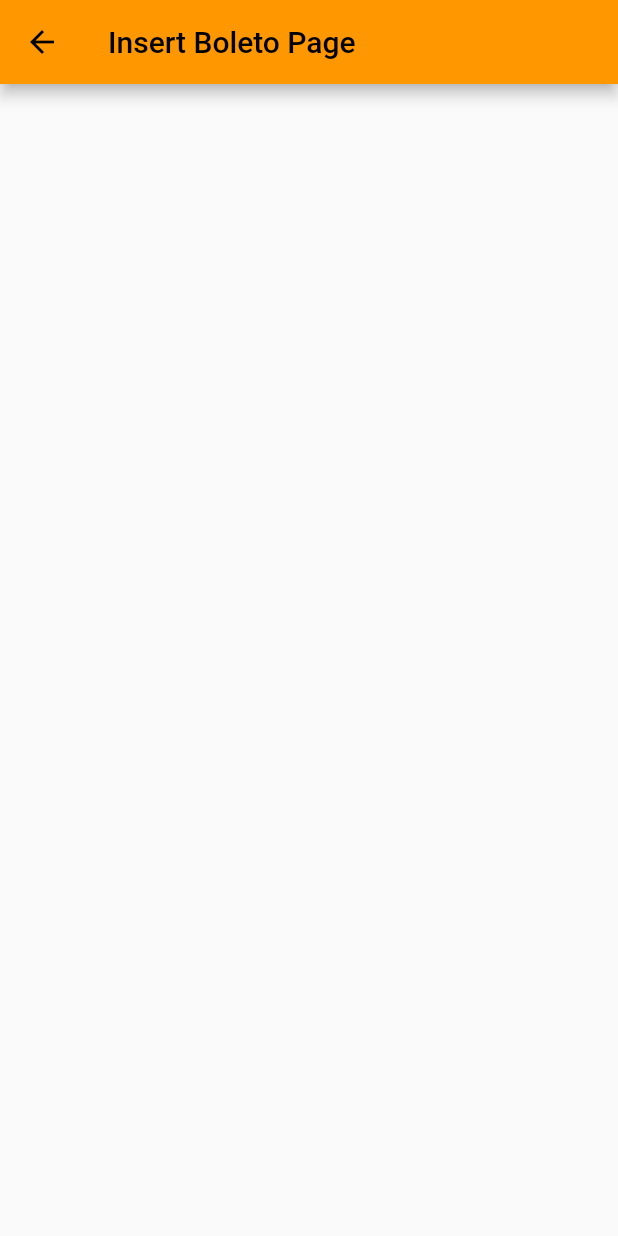
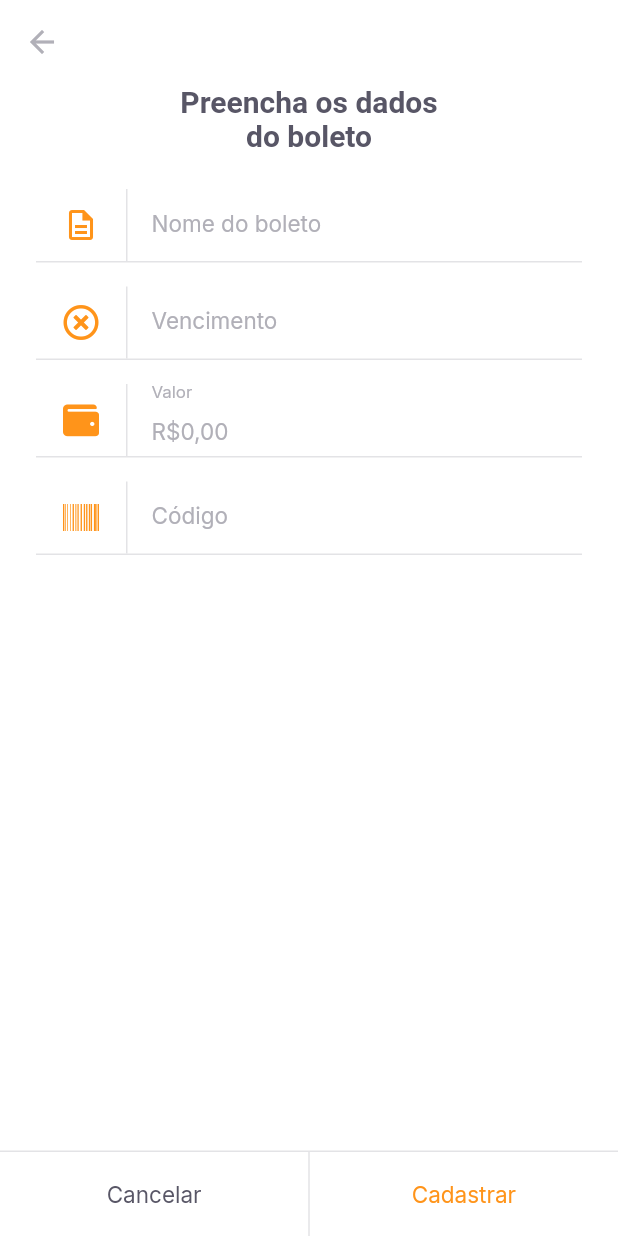
Before and after one commit to Mavinier/payflow, a Flutter app: the InsertBoletoPage screen opened by its route, on a phone screen of 412 x 824 dp. Run offline on Flutter 3.47's test engine with Material 2 defaults, Android fonts, the phone set to English and light mode, and no system bars; our stand-ins replace camera, firebase_core, flutter_masked_text2, font_awesome_flutter, google_fonts, google_sign_in and 2 more; missing offline and left inert: google_ml_kit; accounts and stored records are empty.

Commit message:
tela para inserir os dados do boleto

```diff
--- a/lib/modules/home/home_page.dart
+++ b/lib/modules/home/home_page.dart
@@ -68,7 +68,8 @@ class _HomePageState extends State<HomePage> {
                 icon: Icon(Icons.home, color: AppColors.primary)),
             GestureDetector(
               onTap: () {
-                Navigator.pushNamed(context, "/barcode_scanner");
+                // Navigator.pushNamed(context, "/barcode_scanner");
+                Navigator.pushNamed(context, "/insert_boleto");
               },
               child: Container(
                 width: 56,
--- /dev/null
+++ b/lib/modules/insert_boleto/insert_boleto_controller.dart
@@ -0,0 +1,50 @@
+import 'package:flutter/material.dart';
+import 'package:payflow/shared/models/boleto_model.dart';
+import 'package:shared_preferences/shared_preferences.dart';
+
+class InsertBoletoController {
+  final formKey = GlobalKey<FormState>();
+  BoletoModel model = BoletoModel();
+
+  String? validateName(String? value) =>
+      value?.isEmpty ?? true ? "O nome não pode ser vazio" : null;
+  String? validateVencimento(String? value) =>
+      value?.isEmpty ?? true ? "A data de vencimento não pode ser vazia" : null;
+  String? validateValor(double value) =>
+      value == 0 ? "Insira um valor maior que R\$ 0,00" : null;
+  String? validateCodigo(String? value) =>
+      value?.isEmpty ?? true ? "O código do boleto não pode ser vazio" : null;
+
+  void onChange({
+    String? name,
+    String? dueDate,
+    double? value,
+    String? barcode,
+  }) {
+    model = model.copyWith(
+      name: name,
+      dueDate: dueDate,
+      value: value,
+      barcode: barcode,
+    );
+  }
+
+  Future<void> saveBoleto() async {
+    try {
+      final instance = await SharedPreferences.getInstance();
+      final boletos = instance.getStringList("boletos") ?? <String>[];
+      boletos.add(model.toJson());
+      await instance.setStringList("boletos", boletos);
+      return;
+    } catch (e) {
+      // TODO
+    }
+  }
+
+  Future<void> cadastrarBoleto() async {
+    final form = formKey.currentState;
+    if (form!.validate()) {
+      return saveBoleto();
+    }
+  }
+}
--- a/lib/modules/insert_boleto/insert_boleto_page.dart
+++ b/lib/modules/insert_boleto/insert_boleto_page.dart
@@ -1,13 +1,117 @@
 import 'package:flutter/material.dart';
+import 'package:flutter_masked_text2/flutter_masked_text2.dart';
+import 'package:payflow/modules/insert_boleto/insert_boleto_controller.dart';
+import 'package:payflow/shared/themes/app_colors.dart';
+import 'package:payflow/shared/themes/app_text_styles.dart';
+import 'package:payflow/shared/widgets/input_text/input_text_widget.dart';
+import 'package:font_awesome_flutter/font_awesome_flutter.dart';
+import 'package:payflow/shared/widgets/set_label_buttons/set_label_buttons.dart';
 
-class InsertBoletoPage extends StatelessWidget {
-  const InsertBoletoPage({Key? key}) : super(key: key);
+class InsertBoletoPage extends StatefulWidget {
+  final String? barcode;
+  const InsertBoletoPage({Key? key, this.barcode}) : super(key: key);
+
+  @override
+  State<InsertBoletoPage> createState() => _InsertBoletoPageState();
+}
+
+class _InsertBoletoPageState extends State<InsertBoletoPage> {
+  final controller = InsertBoletoController();
+
+  final moneyInputTextController =
+      MoneyMaskedTextController(leftSymbol: "R\$", decimalSeparator: ",");
+  final dueDateInputTextController = MaskedTextController(mask: "00/00/0000");
+  final barcodeInputTextController = TextEditingController();
+
+  @override
+  void initState() {
+    if (widget.barcode != null) {
+      barcodeInputTextController.text = widget.barcode!;
+    }
+    super.initState();
+  }
 
   @override
   Widget build(BuildContext context) {
     return Scaffold(
+      backgroundColor: AppColors.background,
       appBar: AppBar(
-        title: const Text("Insert Boleto Page"),
+        backgroundColor: AppColors.background,
+        elevation: 0,
+        leading: BackButton(color: AppColors.input),
+      ),
+      body: SingleChildScrollView(
+        child: Padding(
+          padding: const EdgeInsets.symmetric(horizontal: 24),
+          child: Column(children: [
+            Padding(
+              padding: const EdgeInsets.symmetric(horizontal: 93),
+              child: Text(
+                "Preencha os dados do boleto",
+                style: TextStyles.titleBoldHeading,
+                textAlign: TextAlign.center,
+              ),
+            ),
+            const SizedBox(
+              height: 24,
+            ),
+            Form(
+                key: controller.formKey,
+                child: Column(
+                  children: [
+                    InputTextWidiget(
+                      label: "Nome do boleto",
+                      icon: Icons.description_outlined,
+                      onChanged: (value) {
+                        controller.onChange(name: value);
+                      },
+                      validator: controller.validateName,
+                    ),
+                    InputTextWidiget(
+                      controller: dueDateInputTextController,
+                      label: "Vencimento",
+                      icon: FontAwesomeIcons.timesCircle,
+                      onChanged: (value) {
+                        controller.onChange(dueDate: value);
+                      },
+                      validator: controller.validateVencimento,
+                    ),
+                    InputTextWidiget(
+                      controller: moneyInputTextController,
+                      label: "Valor",
+                      icon: FontAwesomeIcons.wallet,
+                      onChanged: (value) {
+                        controller.onChange(
+                            value: moneyInputTextController.numberValue);
+                      },
+                      validator: (_) => controller
+                          .validateValor(moneyInputTextController.numberValue),
+                    ),
+                    InputTextWidiget(
+                      controller: barcodeInputTextController,
+                      label: "Código",
+                      icon: FontAwesomeIcons.barcode,
+                      onChanged: (value) {
+                        controller.onChange(barcode: value);
+                      },
+                      validator: controller.validateCodigo,
+                    ),
+                  ],
+                ))
+          ]),
+        ),
+      ),
+      bottomNavigationBar: SetLabelButtons(
+        primaryLabel: "Cancelar",
+        primaryOnPressed: () {
+          Navigator.pop(context);
+        },
+        secondaryLabel: "Cadastrar",
+        secondaryOnPressed: () async {
+          await controller.cadastrarBoleto();
+          Navigator.pop(context);
+        },
+        enableSecondaryColor: true,
       ),
     );
   }
--- /dev/null
+++ b/lib/shared/models/boleto_model.dart
@@ -0,0 +1,75 @@
+import 'dart:convert';
+
+class BoletoModel {
+  final String? name;
+  final String? dueDate;
+  final double? value;
+  final String? barcode;
+
+  BoletoModel({
+    this.name,
+    this.dueDate,
+    this.value,
+    this.barcode,
+  });
+
+  BoletoModel copyWith({
+    String? name,
+    String? dueDate,
+    double? value,
+    String? barcode,
+  }) {
+    return BoletoModel(
+      name: name ?? this.name,
+      dueDate: dueDate ?? this.dueDate,
+      value: value ?? this.value,
+      barcode: barcode ?? this.barcode,
+    );
+  }
+
+  Map<String, dynamic> toMap() {
+    return {
+      'name': name,
+      'dueDate': dueDate,
+      'value': value,
+      'barcode': barcode,
+    };
+  }
+
+  factory BoletoModel.fromMap(Map<String, dynamic> map) {
+    return BoletoModel(
+      name: map['name'],
+      dueDate: map['dueDate'],
+      value: map['value']?.toDouble(),
+      barcode: map['barcode'],
+    );
+  }
+
+  String toJson() => json.encode(toMap());
+
+  factory BoletoModel.fromJson(String source) => BoletoModel.fromMap(json.decode(source));
+
+  @override
+  String toString() {
+    return 'BoletoModel(name: $name, dueDate: $dueDate, value: $value, barcode: $barcode)';
+  }
+
+  @override
+  bool operator ==(Object other) {
+    if (identical(this, other)) return true;
+
+    return other is BoletoModel &&
+      other.name == name &&
+      other.dueDate == dueDate &&
+      other.value == value &&
+      other.barcode == barcode;
+  }
+
+  @override
+  int get hashCode {
+    return name.hashCode ^
+      dueDate.hashCode ^
+      value.hashCode ^
+      barcode.hashCode;
+  }
+}
--- a/lib/shared/themes/app_colors.dart
+++ b/lib/shared/themes/app_colors.dart
@@ -3,6 +3,7 @@ import 'package:flutter/material.dart';
 class AppColors {
   static final primary = Color(0xFFFF941A);
   static final grey = Color(0xFF585666);
+  static final input = Color(0xFFB1B0B8);
   static final delete = Color(0xFFE83F5B);
   static final heading = Color(0xFF585666);
   static final body = Color(0xFF706E7A);
--- a/lib/shared/themes/app_text_styles.dart
+++ b/lib/shared/themes/app_text_styles.dart
@@ -1,6 +1,7 @@
 import 'package:flutter/material.dart';
 import 'package:google_fonts/google_fonts.dart';
 import 'package:payflow/shared/themes/app_colors.dart';
+
 class TextStyles {
   static final titleHome = GoogleFonts.lexendDeca(
     fontSize: 32,
@@ -77,6 +78,11 @@ class TextStyles {
     fontWeight: FontWeight.w700,
     color: AppColors.background,
   );
+  static final input = GoogleFonts.inter(
+    fontSize: 15,
+    fontWeight: FontWeight.w400,
+    color: AppColors.input,
+  );
   static final captionBackground = GoogleFonts.inter(
     fontSize: 13,
     fontWeight: FontWeight.w400,
--- /dev/null
+++ b/lib/shared/widgets/input_text/input_text_widget.dart
@@ -0,0 +1,68 @@
+import 'package:flutter/material.dart';
+import 'package:payflow/shared/themes/app_colors.dart';
+import 'package:payflow/shared/themes/app_text_styles.dart';
+
+class InputTextWidiget extends StatelessWidget {
+  final String label;
+  final IconData icon;
+  final String? initialValue;
+  final String? Function(String?)? validator;
+  final TextEditingController? controller;
+  final void Function(String value) onChanged;
+
+
+  const InputTextWidiget({
+    Key? key,
+    required this.label,
+    required this.icon,
+    this.initialValue,
+    this.validator,
+    this.controller,
+    required this.onChanged,
+  }) : super(key: key);
+
+  @override
+  Widget build(BuildContext context) {
+    return Padding(
+      padding: const EdgeInsets.only(bottom: 16),
+      child: Column(
+        children: [
+          TextFormField(
+            controller: controller,
+            onChanged: onChanged,
+            initialValue: initialValue,
+            validator: validator,
+            style: TextStyles.input,
+            decoration: InputDecoration(
+                contentPadding: EdgeInsets.zero,
+                labelText: label,
+                labelStyle: TextStyles.input,
+                icon: Row(
+                  mainAxisSize: MainAxisSize.min,
+                  children: [
+                    Padding(
+                      padding: const EdgeInsets.symmetric(horizontal: 18),
+                      child: Icon(
+                        icon,
+                        color: AppColors.primary,
+                      ),
+                    ),
+                    Container(
+                      width: 1,
+                      height: 48,
+                      color: AppColors.stroke,
+                    ),
+                  ],
+                ),
+                border: InputBorder.none),
+          ),
+          Divider(
+            height: 1,
+            thickness: 1,
+            color: AppColors.stroke,
+          ),
+        ],
+      ),
+    );
+  }
+}
--- a/lib/shared/widgets/set_label_buttons/set_label_buttons.dart
+++ b/lib/shared/widgets/set_label_buttons/set_label_buttons.dart
@@ -11,6 +11,7 @@ class SetLabelButtons extends StatelessWidget {
   final VoidCallback primaryOnPressed;
   final VoidCallback secondaryOnPressed;
   final bool enablePrimaryColor;
+  final bool enableSecondaryColor;
 
   const SetLabelButtons({
     Key? key,
@@ -19,12 +20,23 @@ class SetLabelButtons extends StatelessWidget {
     required this.primaryOnPressed,
     required this.secondaryOnPressed,
     this.enablePrimaryColor = false,
+    this.enableSecondaryColor = false,
   }) : super(key: key);
 
   @override
   Widget build(BuildContext context) {
     return Container(
-      color: AppColors.shape,
+      color: AppColors.background,
+      height: 57,
+      child: Column(
+        mainAxisSize: MainAxisSize.min,
+        children: [
+          Divider(
+            height: 1,
+            thickness: 1,
+            color: AppColors.stroke,
+          ),
+          Container(
             height: 56,
             child: Row(
               children: [
@@ -40,6 +52,10 @@ class SetLabelButtons extends StatelessWidget {
                   child: LabelButton(
                     label: secondaryLabel,
                     onPressed: secondaryOnPressed,
+                    style: enableSecondaryColor ? TextStyles.buttonPrimary : null,
+                  ),
+                ),
+              ],
             ),
           ),
         ],
--- a/pubspec.yaml
+++ b/pubspec.yaml
@@ -39,6 +39,9 @@ dependencies:
   image_picker: ^0.8.4+8
   image_picker_for_web: ^2.1.5
   camera: ^0.9.4+11
+  font_awesome_flutter: ^9.2.0
+  flutter_masked_text2: ^0.9.1
+  animated_card: ^2.0.0
 
   # The following adds the Cupertino Icons font to your application.
   # Use with the CupertinoIcons class for iOS style icons.
```
Also changed, not shown: pubspec.lock. Lines whose indentation alone changed are shown as unchanged.
